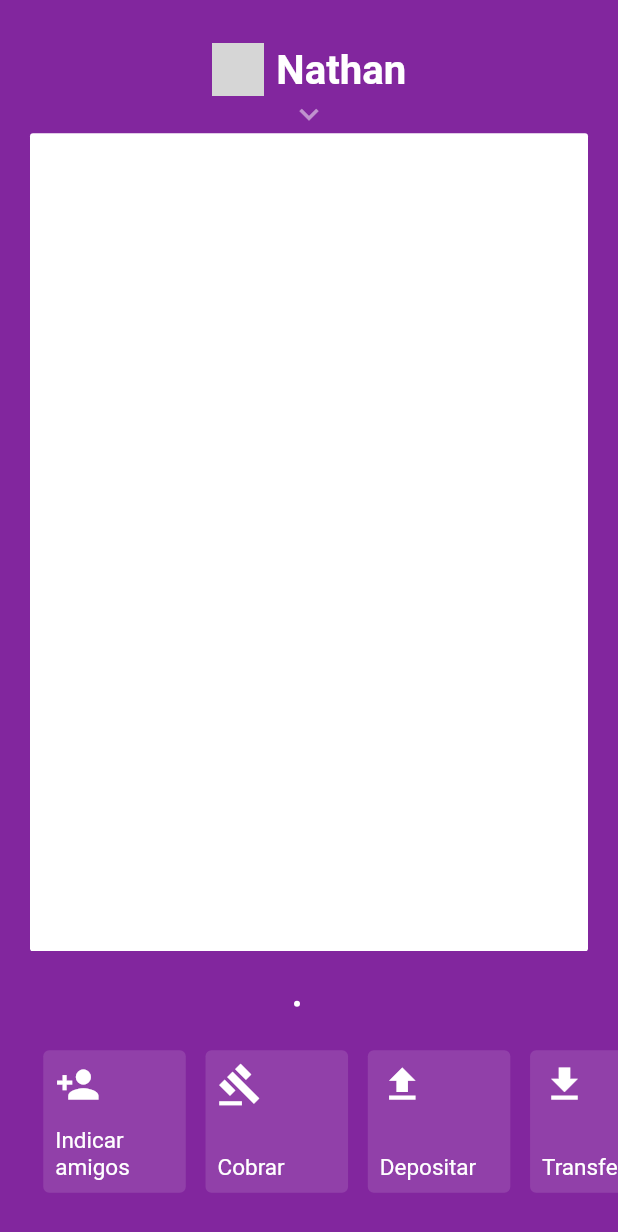
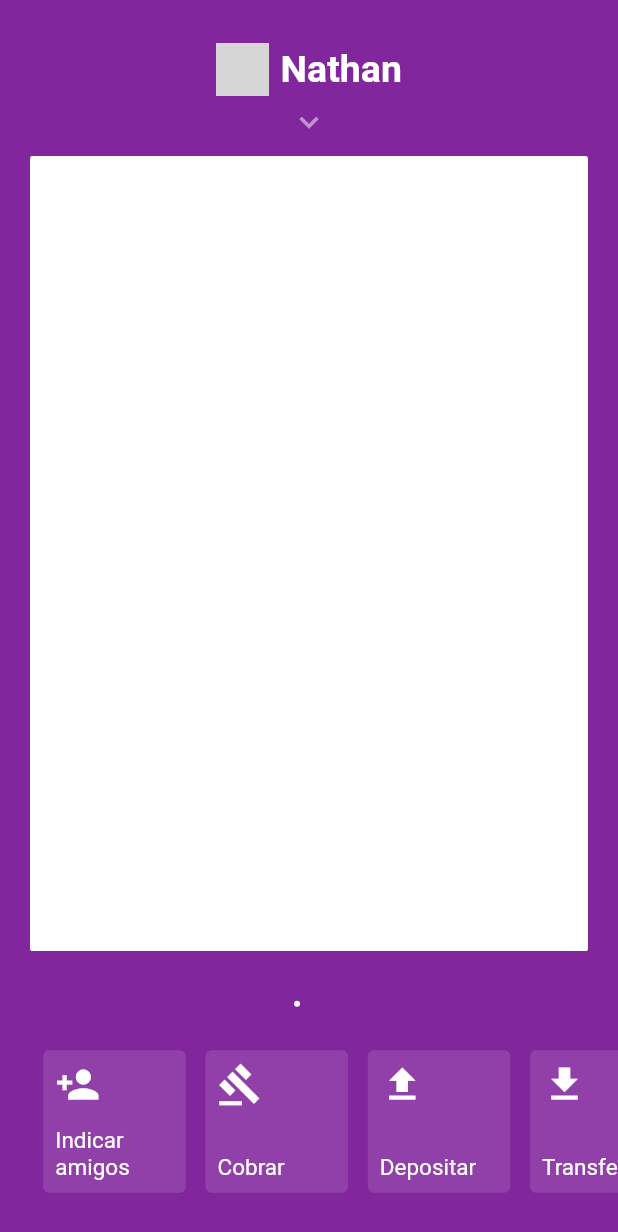
Before and after one commit to nathanosoares/flutter-nubank-clone, a Flutter app: the screen it shows after launch, on a phone screen of 412 x 824 dp. Shown: the top 1232 px of the screen. Run offline on Flutter 3.47's test engine with Material 2 defaults, Android fonts, the phone set to English and light mode, and no system bars; our stand-ins replace rxdart; network calls fail; statements that could not run were skipped; grey boxes are pictures that could not be loaded.

```diff
--- a/lib/components/top_widget.dart
+++ b/lib/components/top_widget.dart
@@ -1,4 +1,8 @@
+import 'dart:math';
+
 import 'package:flutter/material.dart';
+import 'package:nubank/src/blocs/floating_cards_bloc.dart';
+import 'package:provider/provider.dart';
 
 class TopWidget extends StatelessWidget {
   const TopWidget({
@@ -7,6 +11,9 @@ class TopWidget extends StatelessWidget {
 
   @override
   Widget build(BuildContext context) {
+    FloatingCardsBloc floatingCardBloc =
+        Provider.of<FloatingCardsBloc>(context);
+
     return Column(
       children: <Widget>[
         Row(
@@ -15,28 +22,37 @@ class TopWidget extends StatelessWidget {
           children: <Widget>[
             Image.network(
               "https://aws1.discourse-cdn.com/nubank/original/1X/0e91acb8692ef95f8446675084ced03e892f16c2.png",
-              height: MediaQuery.of(context).size.width * 0.085,
+              height: 35,
               color: Colors.white,
               fit: BoxFit.fitWidth,
               filterQuality: FilterQuality.high,
             ),
             Padding(
-              padding: EdgeInsets.fromLTRB(8, 0, 0, 0),
+              padding: EdgeInsets.only(left: 8),
               child: Text(
                 "Nathan",
                 style: TextStyle(
                     color: Colors.white,
-                    fontSize: MediaQuery.of(context).size.width * 0.065,
+                    fontSize: 25,
                     fontWeight: FontWeight.bold),
               ),
             )
           ],
         ),
+        SizedBox(
+          height: 5,
+        ),
         Row(
           mainAxisAlignment: MainAxisAlignment.center,
           crossAxisAlignment: CrossAxisAlignment.center,
           children: <Widget>[
-            Opacity(
+            StreamBuilder(
+              stream: floatingCardBloc.topPercentage.stream,
+              initialData: floatingCardBloc.topPercentage.value,
+              builder: (_, AsyncSnapshot<double> snapshot) {
+                return Transform.rotate(
+                  angle: -(pi / 100 * snapshot.data),
+                  child: Opacity(
                     opacity: 0.5,
                     child: Icon(
                       Icons.keyboard_arrow_down,
@@ -44,7 +60,13 @@ class TopWidget extends StatelessWidget {
                       size: 25,
                     ),
                   ),
+                );
+              },
+            )
           ],
+        ),
+        SizedBox(
+          height: 10,
         ),
       ],
     );
--- a/lib/main.dart
+++ b/lib/main.dart
@@ -5,14 +5,16 @@ import 'package:provider/provider.dart';
 import 'src/app.dart';
 
 void main() => runApp(MaterialApp(
-      home: NuBankDemo(),
+      home: NubankClone(),
     ));
 
-class NuBankDemo extends StatelessWidget {
+class NubankClone extends StatelessWidget {
   @override
   Widget build(BuildContext context) {
     SystemChrome.setSystemUIOverlayStyle(
         SystemUiOverlayStyle(statusBarColor: Colors.transparent));
+
+    SystemChrome.setPreferredOrientations([DeviceOrientation.portraitUp]);
 
     return MultiProvider(
       providers: [
@@ -21,6 +23,10 @@ class NuBankDemo extends StatelessWidget {
       child: MaterialApp(
         title: 'NuBank Clone',
         home: App(),
+        color: Color.fromRGBO(130, 38, 158, 1),
+        theme: ThemeData(
+          accentColor: Color.fromRGBO(130, 38, 158, 1),
+        ),
       ),
     );
   }
--- a/lib/src/blocs/floating_cards_bloc.dart
+++ b/lib/src/blocs/floating_cards_bloc.dart
@@ -16,3 +16,9 @@ class FloatingCardsBloc {
     pageController.close();
   }
 }
+
+abstract class AnimateTopEvent {}
+
+class AnimateTopToUpEvent extends AnimateTopEvent {}
+
+class AnimateTopToDownEvent extends AnimateTopEvent {}
--- a/lib/src/ui/floating_cards.dart
+++ b/lib/src/ui/floating_cards.dart
@@ -24,7 +24,7 @@ class _FloatingCardsState extends State<FloatingCards>
     super.initState();
 
     _animationController =
-        AnimationController(vsync: this, duration: Duration(milliseconds: 100));
+        AnimationController(vsync: this, duration: Duration(milliseconds: 150));
   }
 
   @override
@@ -45,9 +45,7 @@ class _FloatingCardsState extends State<FloatingCards>
               stream: bloc.top.stream,
               initialData: 0.0,
               builder: (_, AsyncSnapshot<double> topSnapshop) {
-                maxTop = _height -
-                    positionSnapshot.data.dy -
-                    sizeSnapshot.data.height * 0.4;
+                maxTop = _height - positionSnapshot.data.dy - 70;
 
                 double currentToPercentage = 100 / maxTop * bloc.top.value;
 
```
Lines whose indentation alone changed are shown as unchanged.
